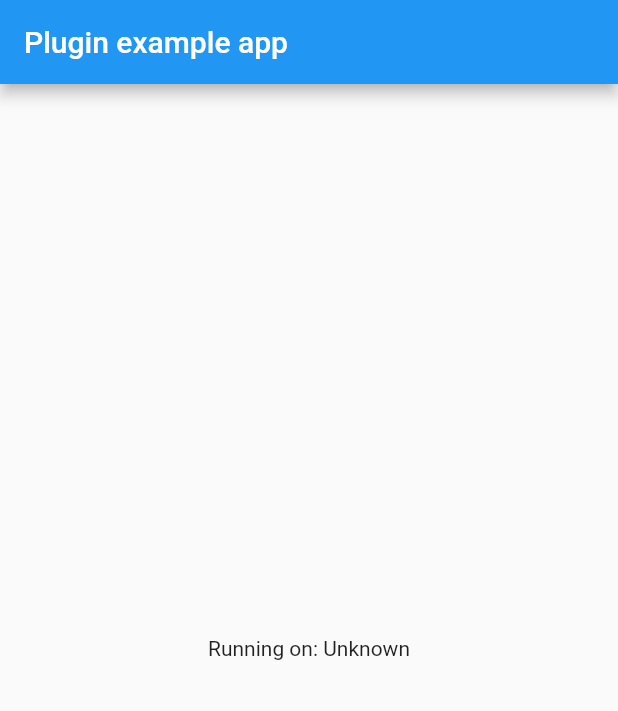
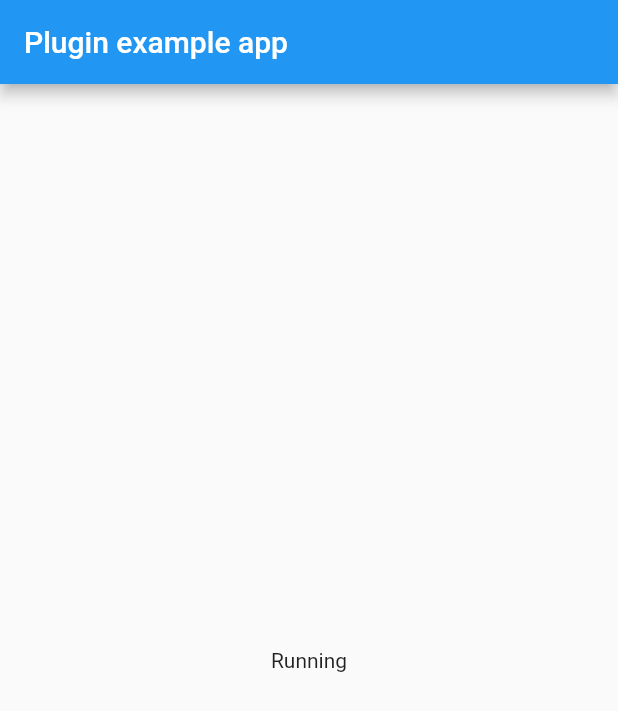
Before and after one commit to zhouxiaoyu/wifi, a Flutter app: the screen it shows after launch, on a phone screen of 412 x 824 dp. Shown: the top 711 px of the screen. Run offline on Flutter 3.47's test engine with Material 2 defaults, Android fonts, the phone set to English and light mode, and no system bars.

Commit message:
there commit

```diff
--- a/example/lib/main.dart
+++ b/example/lib/main.dart
@@ -14,7 +14,6 @@ class MyApp extends StatefulWidget {
 }
 
 class _MyAppState extends State<MyApp> {
-  String _platformVersion = 'Unknown';
 
   @override
   void initState() {
@@ -31,10 +30,9 @@ class _MyAppState extends State<MyApp> {
     try {
       info = await DhcpInfo.getWifiIp;
       print("----------${info.gateway}---------------");
-      platformVersion =
-          await DhcpInfo.platformVersion ?? 'Unknown platform version';
+
     } on PlatformException {
-      platformVersion = 'Failed to get platform version.';
+
     }
 
     // If the widget was removed from the tree while the asynchronous platform
@@ -42,9 +40,7 @@ class _MyAppState extends State<MyApp> {
     // setState to update our non-existent appearance.
     if (!mounted) return;
 
-    setState(() {
-      _platformVersion = platformVersion;
-    });
+
   }
 
   @override
@@ -55,7 +51,7 @@ class _MyAppState extends State<MyApp> {
           title: const Text('Plugin example app'),
         ),
         body: Center(
-          child: Text('Running on: $_platformVersion\n'),
+          child: Text('Running'),
         ),
       ),
     );
```
Also changed, not shown: pubspec.yaml (+4 -4 lines), 2 other files.
